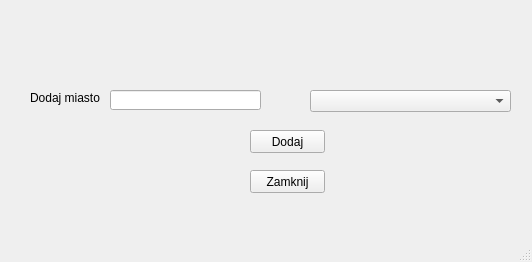
Qt form Kontrahent/kontrahentdodajmiasto.ui (Astropl/TestRamek) before a commit.
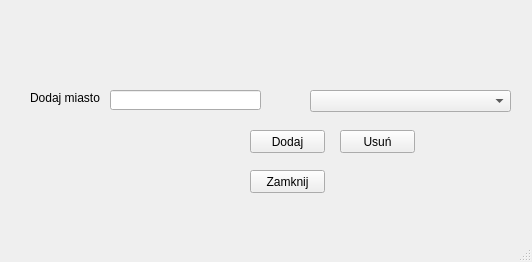
The same form after that commit.

Diff of the .ui file:
```diff
--- a/Kontrahent/kontrahentdodajmiasto.ui
+++ b/Kontrahent/kontrahentdodajmiasto.ui
@@ -73,6 +73,19 @@
      <string>Dodaj</string>
     </property>
    </widget>
+   <widget class="QPushButton" name="pushButton_3">
+    <property name="geometry">
+     <rect>
+      <x>340</x>
+      <y>130</y>
+      <width>75</width>
+      <height>23</height>
+     </rect>
+    </property>
+    <property name="text">
+     <string>Usuń</string>
+    </property>
+   </widget>
   </widget>
   <widget class="QMenuBar" name="menubar">
    <property name="geometry">
```
